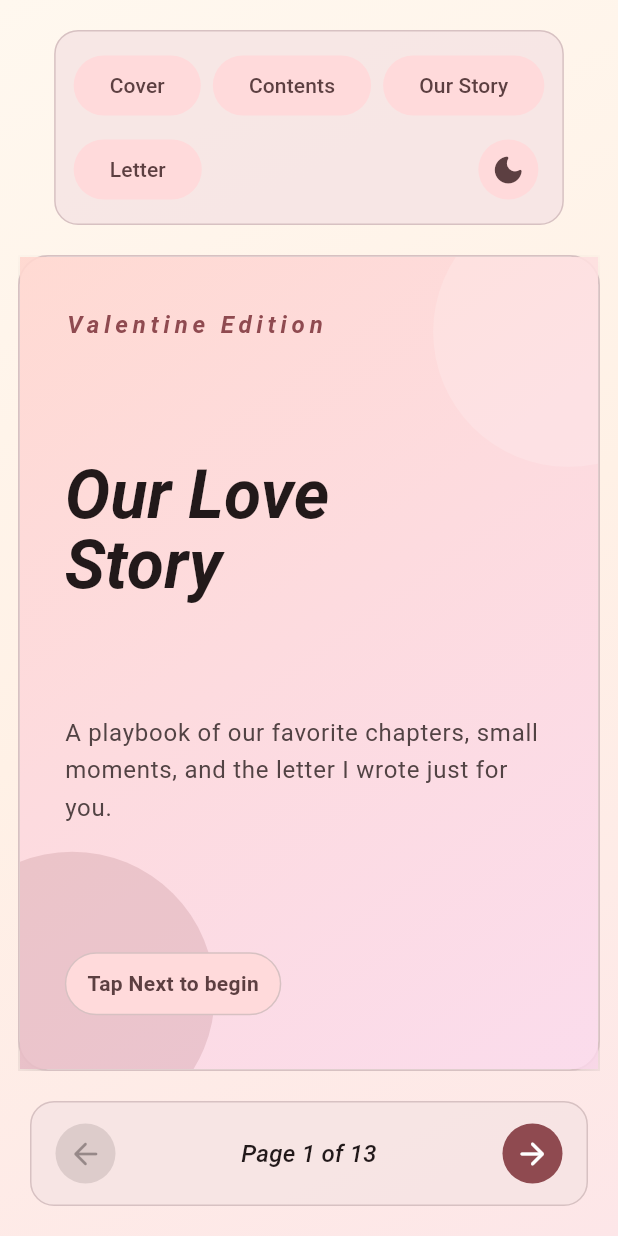
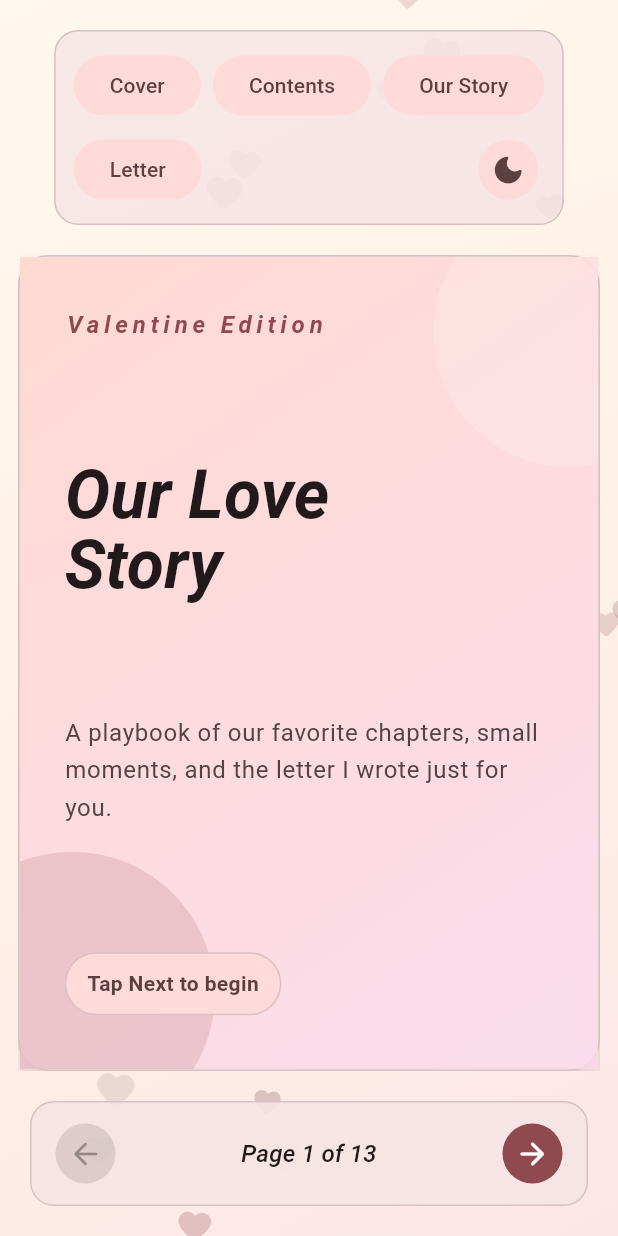
Before and after one commit to aderemi-alo/valentine_ayomide, a Flutter app: the screen it shows after launch, on a phone screen of 412 x 824 dp. Run offline on Flutter 3.47's test engine with Material 3 defaults, Android fonts, the phone set to English and light mode, and no system bars; Roboto replaces fonts that are missing (Cormorant Garamond, Playfair Display).

Commit message:
added animated heart background

```diff
--- a/lib/features/valentine/presentation/pages/valentine_book_screen.dart
+++ b/lib/features/valentine/presentation/pages/valentine_book_screen.dart
@@ -2,6 +2,7 @@ import 'package:flutter/material.dart';
 
 import '../../data/valentine_content.dart';
 import '../../domain/jump_target.dart';
+import '../widgets/animated_heart_background.dart';
 import '../widgets/content_pages.dart';
 import '../widgets/navigation_controls.dart';
 import '../widgets/spread_layout.dart';
@@ -58,7 +59,10 @@ class _ValentineBookScreenState extends State<ValentineBookScreen> {
     return Scaffold(
       body: Container(
         decoration: BoxDecoration(gradient: backgroundGradient),
-        child: SafeArea(
+        child: Stack(
+          children: [
+            Positioned.fill(child: AnimatedHeartBackground(isDarkMode: isDark)),
+            SafeArea(
               child: LayoutBuilder(
                 builder: (context, constraints) {
                   final isWide = constraints.maxWidth >= 980;
@@ -98,6 +102,8 @@ class _ValentineBookScreenState extends State<ValentineBookScreen> {
                   );
                 },
               ),
+            ),
+          ],
         ),
       ),
     );
--- /dev/null
+++ b/lib/features/valentine/presentation/widgets/animated_heart_background.dart
@@ -0,0 +1,162 @@
+import 'dart:math' as math;
+
+import 'package:flutter/material.dart';
+
+class AnimatedHeartBackground extends StatefulWidget {
+  const AnimatedHeartBackground({super.key, required this.isDarkMode});
+
+  final bool isDarkMode;
+
+  @override
+  State<AnimatedHeartBackground> createState() =>
+      _AnimatedHeartBackgroundState();
+}
+
+class _AnimatedHeartBackgroundState extends State<AnimatedHeartBackground>
+    with SingleTickerProviderStateMixin {
+  static const int _particleCount = 26;
+
+  late final AnimationController _controller;
+  late final List<_HeartParticle> _particles;
+
+  @override
+  void initState() {
+    super.initState();
+    _particles = _generateParticles();
+    _controller = AnimationController(
+      vsync: this,
+      duration: const Duration(seconds: 16),
+    )..repeat();
+  }
+
+  @override
+  void dispose() {
+    _controller.dispose();
+    super.dispose();
+  }
+
+  @override
+  Widget build(BuildContext context) {
+    final colorScheme = Theme.of(context).colorScheme;
+
+    return IgnorePointer(
+      child: RepaintBoundary(
+        child: LayoutBuilder(
+          builder: (context, constraints) {
+            final width = constraints.maxWidth;
+            final height = constraints.maxHeight;
+
+            return AnimatedBuilder(
+              animation: _controller,
+              builder: (context, child) {
+                final animationValue = _controller.value;
+
+                return Stack(
+                  children: [
+                    for (final particle in _particles)
+                      _buildParticle(
+                        particle: particle,
+                        time: animationValue,
+                        width: width,
+                        height: height,
+                        colorScheme: colorScheme,
+                      ),
+                  ],
+                );
+              },
+            );
+          },
+        ),
+      ),
+    );
+  }
+
+  Widget _buildParticle({
+    required _HeartParticle particle,
+    required double time,
+    required double width,
+    required double height,
+    required ColorScheme colorScheme,
+  }) {
+    final progress = ((time * particle.speed) + particle.phase) % 1.0;
+
+    final y = particle.isFalling
+        ? (progress * (height + particle.size)) - particle.size
+        : height - (progress * (height + particle.size));
+
+    final wave =
+        math.sin(
+          (progress * math.pi * 2 * particle.waveCycles) +
+              (particle.phase * math.pi * 2),
+        ) *
+        particle.waveAmplitude;
+
+    final x = (particle.xFactor * width) + wave;
+
+    final rotation =
+        math.sin((progress * math.pi * 2) + particle.phase) * particle.tilt;
+
+    final baseColor = particle.isFalling
+        ? colorScheme.primary
+        : colorScheme.secondary;
+    final alphaScale = widget.isDarkMode ? 1.25 : 1.0;
+    final alpha = (particle.opacity * alphaScale).clamp(0.05, 0.38);
+
+    return Positioned(
+      left: x.clamp(-particle.size, width + particle.size),
+      top: y,
+      child: Transform.rotate(
+        angle: rotation,
+        child: Icon(
+          Icons.favorite_rounded,
+          size: particle.size,
+          color: baseColor.withValues(alpha: alpha),
+        ),
+      ),
+    );
+  }
+
+  List<_HeartParticle> _generateParticles() {
+    final random = math.Random(27);
+
+    return List.generate(_particleCount, (index) {
+      final isFalling = index % 3 != 0;
+
+      return _HeartParticle(
+        xFactor: random.nextDouble(),
+        size: 14 + random.nextDouble() * 18,
+        speed: 0.55 + random.nextDouble() * 1.25,
+        phase: random.nextDouble(),
+        waveAmplitude: 10 + random.nextDouble() * 34,
+        waveCycles: 0.8 + random.nextDouble() * 1.4,
+        opacity: 0.08 + random.nextDouble() * 0.2,
+        tilt: 0.06 + random.nextDouble() * 0.18,
+        isFalling: isFalling,
+      );
+    });
+  }
+}
+
+class _HeartParticle {
+  const _HeartParticle({
+    required this.xFactor,
+    required this.size,
+    required this.speed,
+    required this.phase,
+    required this.waveAmplitude,
+    required this.waveCycles,
+    required this.opacity,
+    required this.tilt,
+    required this.isFalling,
+  });
+
+  final double xFactor;
+  final double size;
+  final double speed;
+  final double phase;
+  final double waveAmplitude;
+  final double waveCycles;
+  final double opacity;
+  final double tilt;
+  final bool isFalling;
+}
```
Lines whose indentation alone changed are shown as unchanged.
